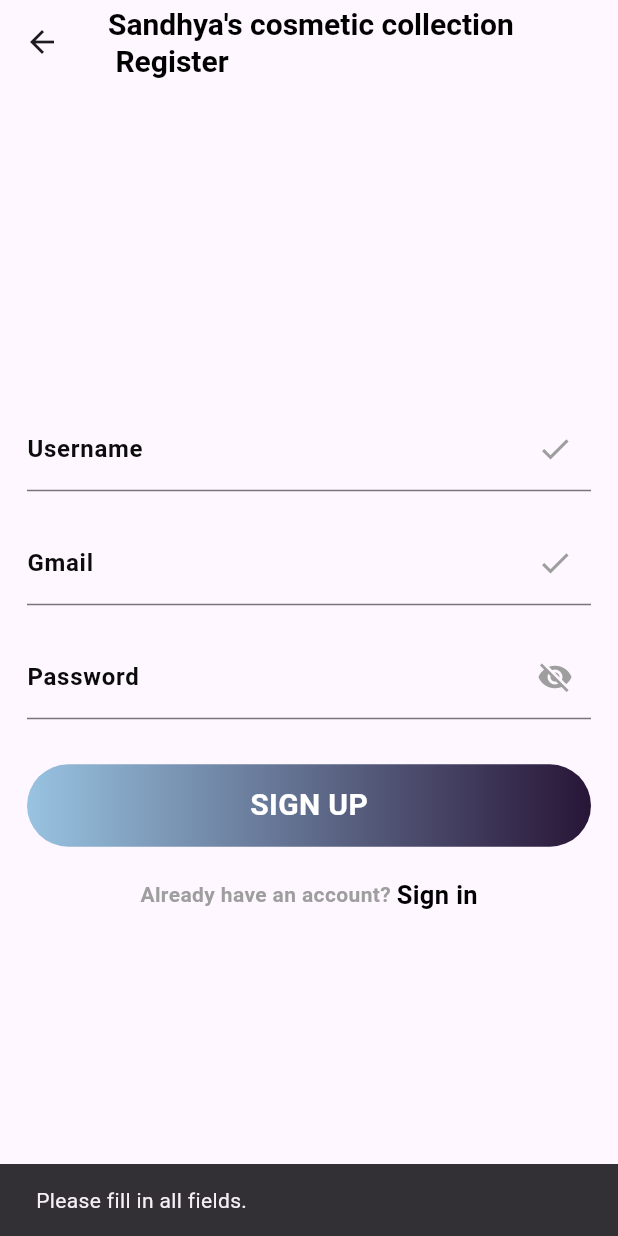
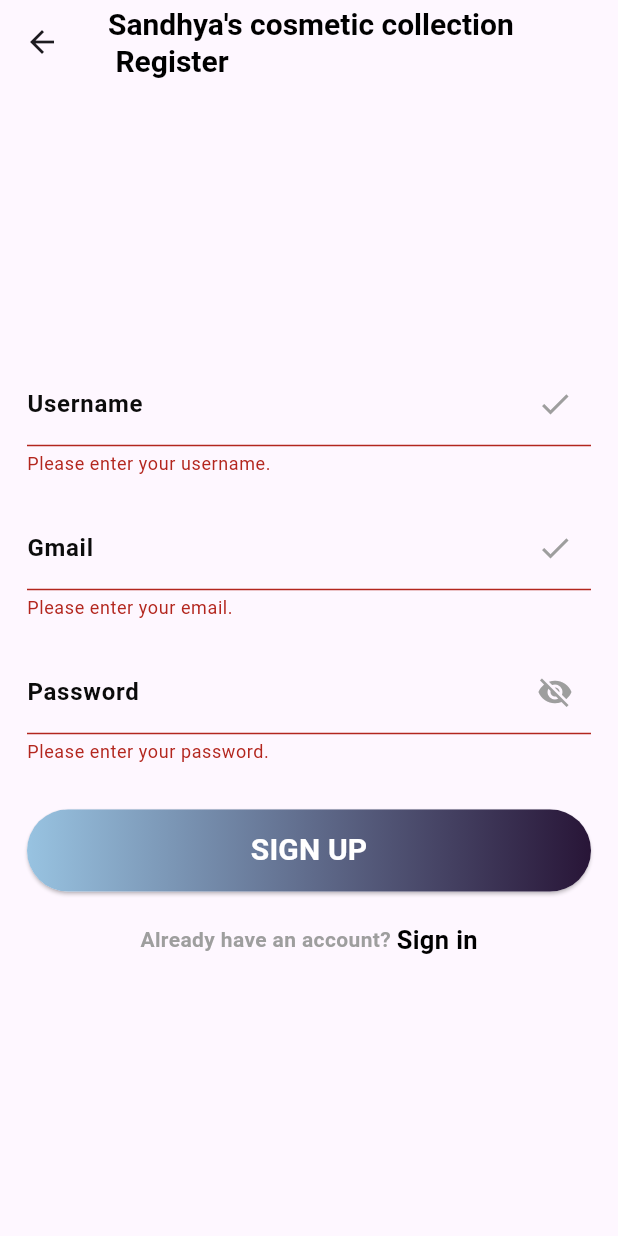
Before and after one commit to sandhyaNepal20/My_mob_app, a Flutter app: the RegisterScreen screen opened directly, after a tap on "SIGN UP", on a phone screen of 412 x 824 dp. Run offline on Flutter 3.47's test engine with Material 3 defaults, Android fonts, the light colour scheme and no system bars; our stand-ins replace firebase_core, google_fonts; accounts and stored records are empty.

Commit message:
Changes in items

```diff
--- a/lib/model/cart_model.dart
+++ b/lib/model/cart_model.dart
@@ -4,12 +4,12 @@
   // list of items on sale
   final List _shopItems = const [
   // [ itemName, itemPrice, imagePath, color ]
-  ["Eyeshadow Palate", "800 ", "lib/images/eyeshadowpalate.jpg", Colors.blue],
-  ["Blusher", "600", "lib/images/blusher.jpg", Colors.blue],
-  ["Foundation", "800", "lib/images/foundation.png", Colors.blue],
-  ["Eyeliner", "200 ", "lib/images/Eyeliner.png", Colors.blue],
-  ["Lipstick", "150", "lib/images/lipstick.jpg", Colors.green],
-  ["Compact powder", "400", "lib/images/compact powder.png", Colors.brown],
+  ["Eyeshadow Palate", "800 ", "lib/images/eyeshadowpalate.jpg", Colors.pink],
+  ["Blusher", "600", "lib/images/blusher.jpg", Colors.pink],
+  ["Foundation", "800", "lib/images/foundation.png", Colors.pink],
+  ["Eyeliner", "200 ", "lib/images/Eyeliner.png", Colors.pink],
+  ["Lipstick", "150", "lib/images/lipstick.jpg", Colors.pink],
+  ["Compact powder", "400", "lib/images/compact powder.png", Colors.pink],
 ];
 
 
--- a/lib/pages/cart_page.dart
+++ b/lib/pages/cart_page.dart
@@ -14,7 +14,7 @@
         backgroundColor: Colors.transparent,
         elevation: 0,
         iconTheme: IconThemeData(
-          color: Colors.blue[800],
+          color: Colors.pink[800],
         ),
       ),
       body: Consumer<CartModel>(
@@ -44,7 +44,7 @@
                         padding: const EdgeInsets.all(12.0),
                         child: Container(
                           decoration: BoxDecoration(
-                              color: Colors.blue[200],
+                              color: Colors.pink[200],
                               borderRadius: BorderRadius.circular(8)),
                           child: ListTile(
                             leading: Image.asset(
@@ -78,7 +78,7 @@
                 child: Container(
                   decoration: BoxDecoration(
                     borderRadius: BorderRadius.circular(8),
-                    color: Color.fromARGB(255, 9, 65, 91),
+                    color: Color.fromARGB(255, 54, 43, 95),
                   ),
                   padding: const EdgeInsets.all(24),
                   child: Row(
--- a/lib/pages/register_screen.dart
+++ b/lib/pages/register_screen.dart
@@ -1,5 +1,5 @@
 import 'package:flutter/material.dart';
-import 'package:my_cosmetic_collection/pages/login_screen.dart'; // Import your login screen
+import 'package:my_cosmetic_collection/pages/login_screen.dart';
 
 class RegisterScreen extends StatefulWidget {
   const RegisterScreen({Key? key}) : super(key: key);
@@ -13,20 +13,23 @@
   final TextEditingController gmailController = TextEditingController();
   final TextEditingController passwordController = TextEditingController();
 
+  final GlobalKey<FormState> _formKey = GlobalKey<FormState>();
+
+  bool _passwordVisible = false;
+
   @override
   Widget build(BuildContext context) {
     return Scaffold(
       body: SafeArea(
         child: Column(
           children: [
-            // AppBar with title
             AppBar(
               title: Text(
-                "Sandhya's cosmetic collection \n Register", // Your register title here
+                "Sandhya's cosmetic collection \n Register",
                 style: TextStyle(
                   fontWeight: FontWeight.bold,
                   fontSize: 20,
-                  color: Colors.black, // Choose the color you want for the title
+                  color: Colors.black,
                 ),
               ),
               leading: IconButton(
@@ -43,6 +46,7 @@
               child: Padding(
                 padding: const EdgeInsets.all(18.0),
                 child: Form(
+                  key: _formKey,
                   child: Column(
                     mainAxisAlignment: MainAxisAlignment.center,
                     children: [
@@ -56,10 +60,17 @@
                             color: Color.fromARGB(255, 12, 12, 12),
                           ),
                         ),
+                        validator: (value) {
+                          if (value == null || value.isEmpty) {
+                            return 'Please enter your username.';
+                          }
+                          return null;
+                        },
                       ),
                       const SizedBox(height: 20),
                       TextFormField(
                         controller: gmailController,
+                        keyboardType: TextInputType.emailAddress,
                         decoration: InputDecoration(
                           suffixIcon: Icon(Icons.check, color: Colors.grey),
                           labelText: 'Gmail',
@@ -68,44 +79,58 @@
                             color: Color.fromARGB(255, 12, 12, 12),
                           ),
                         ),
+                        validator: (value) {
+                          if (value == null || value.isEmpty) {
+                            return 'Please enter your email.';
+                          } else if (!value.contains('@')) {
+                            return 'Invalid email address.';
+                          }
+                          return null;
+                        },
                       ),
                       const SizedBox(height: 20),
                       TextFormField(
                         controller: passwordController,
-                        obscureText: true,
+                        obscureText: !_passwordVisible,
                         decoration: InputDecoration(
-                          suffixIcon: Icon(Icons.visibility_off, color: Colors.grey),
+                          suffixIcon: IconButton(
+                            icon: Icon(
+                              _passwordVisible
+                                  ? Icons.visibility
+                                  : Icons.visibility_off,
+                              color: Colors.grey,
+                            ),
+                            onPressed: () {
+                              setState(() {
+                                _passwordVisible = !_passwordVisible;
+                              });
+                            },
+                          ),
                           labelText: 'Password',
                           labelStyle: TextStyle(
                             fontWeight: FontWeight.bold,
                             color: Color.fromARGB(255, 11, 11, 11),
                           ),
                         ),
+                        validator: (value) {
+                          if (value == null || value.isEmpty) {
+                            return 'Please enter your password.';
+                          }
+                          return null;
+                        },
                       ),
                       const SizedBox(height: 30),
-                      GestureDetector(
-                        onTap: () {
-                          if (_validateForm()) {
-                            // Perform signup logic here
-
-                            // After successful signup, navigate to login screen
-                            Navigator.push(
-                              context,
-                              MaterialPageRoute(builder: (context) => LoginScreen()),
-                            );
-                          } else {
-                            // Show a message indicating that all fields must be filled
-                            ScaffoldMessenger.of(context).showSnackBar(
-                              SnackBar(
-                                content: Text('Please fill in all fields.'),
-                                duration: Duration(seconds: 2),
+                      ElevatedButton(
+                        onPressed: () {
+                          _submitForm();
+                        },
+                        style: ElevatedButton.styleFrom(
+                          padding: EdgeInsets.zero,
+                          shape: RoundedRectangleBorder(
+                            borderRadius: BorderRadius.circular(30),
                           ),
-                            );
-                          }
-                        },
-                        child: Container(
-                          height: 55,
-                          width: double.infinity,
+                        ),
+                        child: Ink(
                           decoration: BoxDecoration(
                             borderRadius: BorderRadius.circular(30),
                             gradient: const LinearGradient(
@@ -115,13 +140,17 @@
                               ],
                             ),
                           ),
-                          child: const Center(
+                          child: Container(
+                            height: 55,
+                            width: double.infinity,
+                            child: Center(
                               child: Text(
                                 'SIGN UP',
                                 style: TextStyle(
                                   fontWeight: FontWeight.bold,
                                   fontSize: 20,
                                   color: Colors.white,
+                                ),
                               ),
                             ),
                           ),
@@ -142,7 +171,9 @@
                             onTap: () {
                               Navigator.push(
                                 context,
-                                MaterialPageRoute(builder: (context) => LoginScreen()),
+                                MaterialPageRoute(
+                                  builder: (context) => LoginScreen(),
+                                ),
                               );
                             },
                             child: Text(
@@ -167,9 +198,25 @@
     );
   }
 
-  bool _validateForm() {
-    return usernameController.text.isNotEmpty &&
-        gmailController.text.isNotEmpty &&
-        passwordController.text.isNotEmpty;
+  void _submitForm() {
+    if (_formKey.currentState?.validate() ?? false) {
+      // Simulate successful signup (replace with your signup logic)
+      _showSuccessSnackBar();
+
+      // After successful signup, navigate to login screen
+      Navigator.push(
+        context,
+        MaterialPageRoute(builder: (context) => LoginScreen()),
+      );
     }
   }
+
+  void _showSuccessSnackBar() {
+    ScaffoldMessenger.of(context).showSnackBar(
+      SnackBar(
+        content: Text('Signup successful!'),
+        duration: Duration(seconds: 2),
+      ),
+    );
+  }
+}
```
Lines whose indentation alone changed are shown as unchanged.
